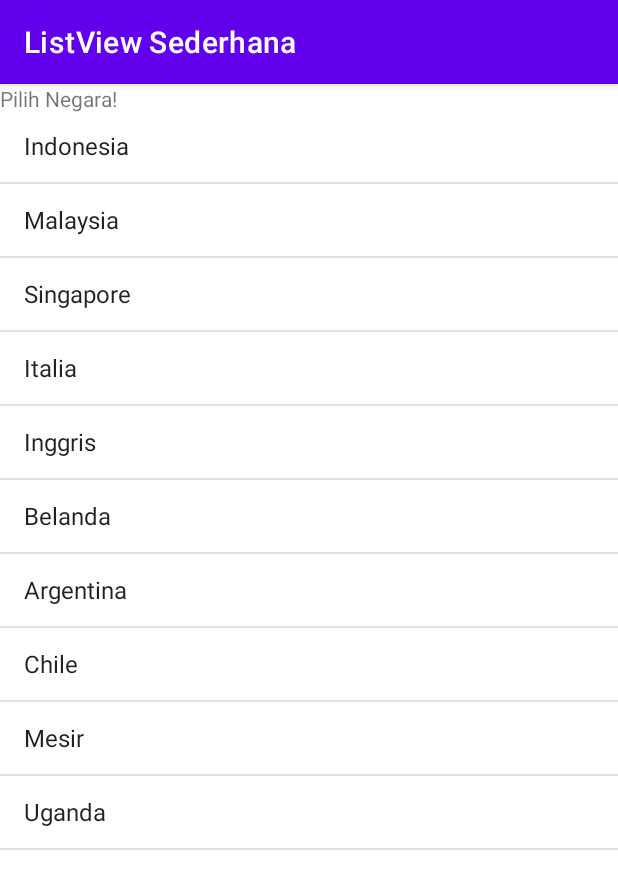
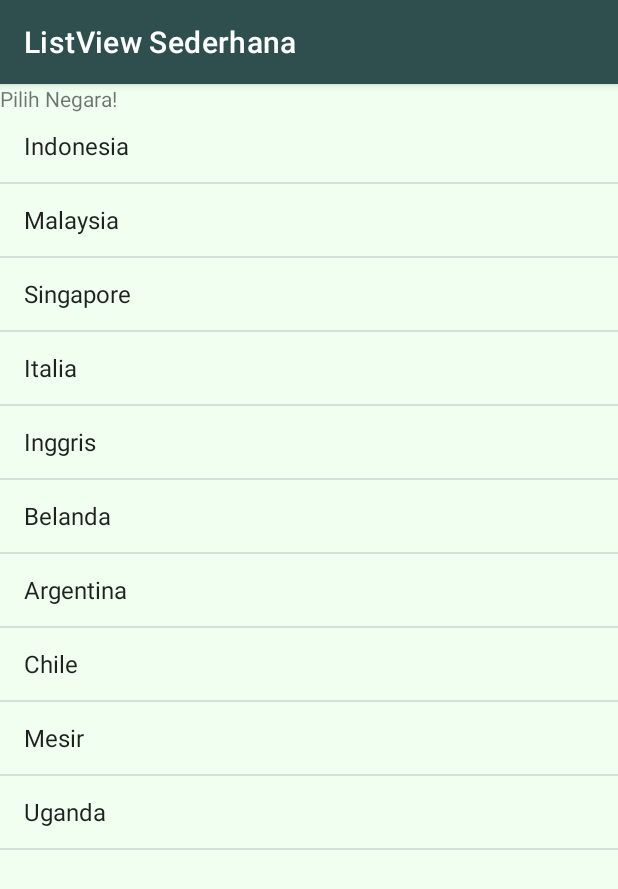
Before and after one commit to fahmifauzyr/03-ListView, an Android app: the screen it shows after launch (MainActivity), on a phone screen of 412 x 824 dp. Shown: the top 889 px of the screen. Run offline under Robolectric (Android 15) with nearby library versions, the phone set to English and light mode, and no system bars.

Commit message:
Innitial Commit

```diff
--- a/app/src/main/res/layout/activity_main.xml
+++ b/app/src/main/res/layout/activity_main.xml
@@ -4,7 +4,8 @@
     xmlns:tools="http://schemas.android.com/tools"
     android:layout_width="match_parent"
     android:layout_height="match_parent"
-    tools:context=".MainActivity">
+    tools:context=".MainActivity"
+    android:background="@color/green_light">
 
     <ListView
         android:id="@+id/list_view"
--- a/app/src/main/res/values/colors.xml
+++ b/app/src/main/res/values/colors.xml
@@ -7,4 +7,8 @@
     <color name="teal_700">#FF018786</color>
     <color name="black">#FF000000</color>
     <color name="white">#FFFFFFFF</color>
+    <color name="green_dark">#2F4F4F</color>
+    <color name="green_light">#F0FFF0</color>
+    <color name="gray_dark">#455A64</color>
+    <color name="gray_light">#c0c0c0</color>
 </resources>
--- a/app/src/main/res/values/themes.xml
+++ b/app/src/main/res/values/themes.xml
@@ -2,7 +2,7 @@
     <!-- Base application theme. -->
     <style name="Theme.Project03_ListView" parent="Theme.MaterialComponents.DayNight.DarkActionBar">
         <!-- Primary brand color. -->
-        <item name="colorPrimary">@color/purple_500</item>
+        <item name="colorPrimary">@color/green_dark</item>
         <item name="colorPrimaryVariant">@color/purple_700</item>
         <item name="colorOnPrimary">@color/white</item>
         <!-- Secondary brand color. -->
```
